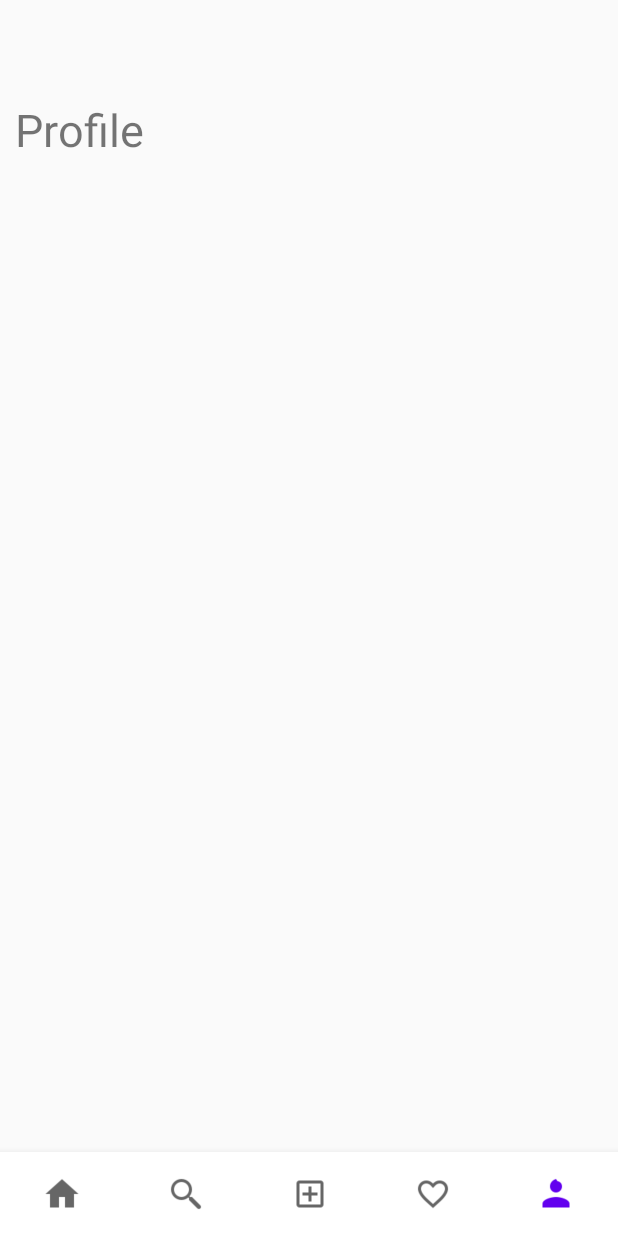
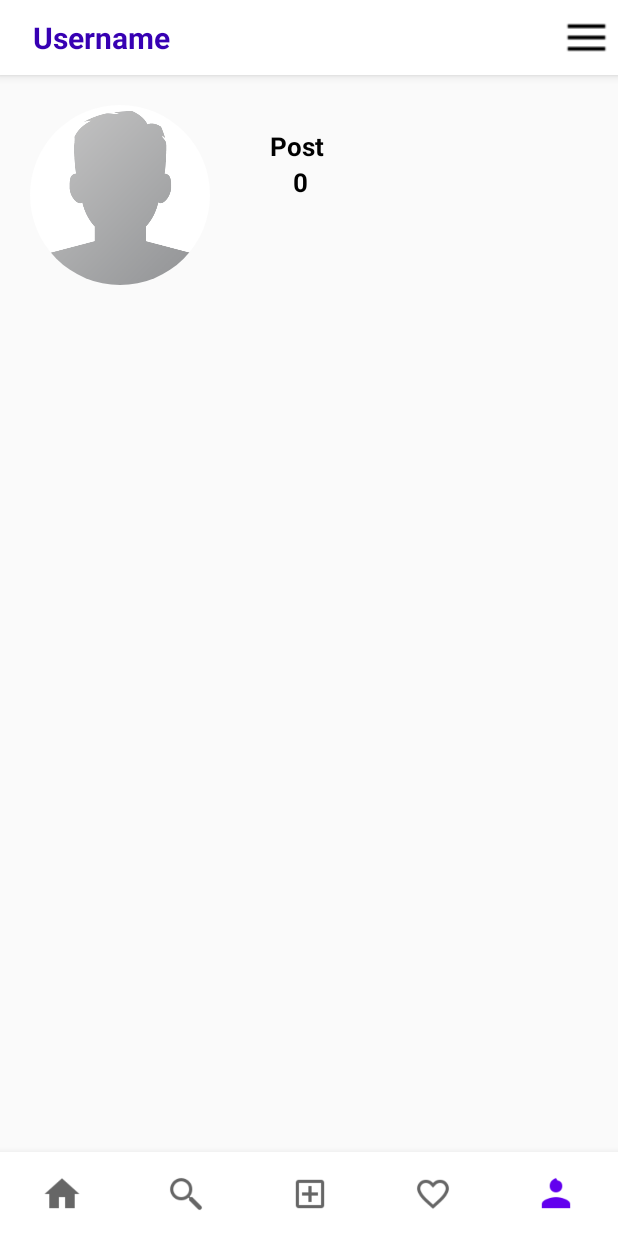
Before and after one commit to vickyvarianda/Diffosibel, an Android app: the screen it shows after launch (MainActivity), item 5 of the bottom bar chosen, on a phone screen of 412 x 824 dp. Run offline under Robolectric (Android 15) with nearby library versions, the phone set to English and light mode, and no system bars; our stand-ins replace CircleImageView, navigation-ui.

Commit message:
step 2-perkembangan

```diff
--- a/app/src/main/AndroidManifest.xml
+++ b/app/src/main/AndroidManifest.xml
@@ -9,8 +9,11 @@
         android:roundIcon="@mipmap/ic_launcher_round"
         android:supportsRtl="true"
         android:theme="@style/Theme.GeticApp">
+        <activity android:name=".MainActivity"
+            android:windowSoftInputMode="adjustPan"
+            ></activity>
         <activity
-            android:name=".MainActivity"
+            android:name=".SplashActivity"
             android:label="@string/app_name">
             <intent-filter>
                 <action android:name="android.intent.action.MAIN" />
--- /dev/null
+++ b/app/src/main/java/com/example/geticapp/AddFragment.kt
@@ -0,0 +1,59 @@
+package com.example.geticapp
+
+import android.os.Bundle
+import androidx.fragment.app.Fragment
+import android.view.LayoutInflater
+import android.view.View
+import android.view.ViewGroup
+
+// TODO: Rename parameter arguments, choose names that match
+// the fragment initialization parameters, e.g. ARG_ITEM_NUMBER
+private const val ARG_PARAM1 = "param1"
+private const val ARG_PARAM2 = "param2"
+
+/**
+ * A simple [Fragment] subclass.
+ * Use the [AddFragment.newInstance] factory method to
+ * create an instance of this fragment.
+ */
+class AddFragment : Fragment() {
+    // TODO: Rename and change types of parameters
+    private var param1: String? = null
+    private var param2: String? = null
+
+    override fun onCreate(savedInstanceState: Bundle?) {
+        super.onCreate(savedInstanceState)
+        arguments?.let {
+            param1 = it.getString(ARG_PARAM1)
+            param2 = it.getString(ARG_PARAM2)
+        }
+    }
+
+    override fun onCreateView(
+        inflater: LayoutInflater, container: ViewGroup?,
+        savedInstanceState: Bundle?
+    ): View? {
+        // Inflate the layout for this fragment
+        return inflater.inflate(R.layout.fragment_add, container, false)
+    }
+
+    companion object {
+        /**
+         * Use this factory method to create a new instance of
+         * this fragment using the provided parameters.
+         *
+         * @param param1 Parameter 1.
+         * @param param2 Parameter 2.
+         * @return A new instance of fragment AddFragment.
+         */
+        // TODO: Rename and change types and number of parameters
+        @JvmStatic
+        fun newInstance(param1: String, param2: String) =
+            AddFragment().apply {
+                arguments = Bundle().apply {
+                    putString(ARG_PARAM1, param1)
+                    putString(ARG_PARAM2, param2)
+                }
+            }
+    }
+}
--- /dev/null
+++ b/app/src/main/java/com/example/geticapp/HomeFragment.kt
@@ -0,0 +1,59 @@
+package com.example.geticapp
+
+import android.os.Bundle
+import androidx.fragment.app.Fragment
+import android.view.LayoutInflater
+import android.view.View
+import android.view.ViewGroup
+
+// TODO: Rename parameter arguments, choose names that match
+// the fragment initialization parameters, e.g. ARG_ITEM_NUMBER
+private const val ARG_PARAM1 = "param1"
+private const val ARG_PARAM2 = "param2"
+
+/**
+ * A simple [Fragment] subclass.
+ * Use the [HomeFragment.newInstance] factory method to
+ * create an instance of this fragment.
+ */
+class HomeFragment : Fragment() {
+    // TODO: Rename and change types of parameters
+    private var param1: String? = null
+    private var param2: String? = null
+
+    override fun onCreate(savedInstanceState: Bundle?) {
+        super.onCreate(savedInstanceState)
+        arguments?.let {
+            param1 = it.getString(ARG_PARAM1)
+            param2 = it.getString(ARG_PARAM2)
+        }
+    }
+
+    override fun onCreateView(
+        inflater: LayoutInflater, container: ViewGroup?,
+        savedInstanceState: Bundle?
+    ): View? {
+        // Inflate the layout for this fragment
+        return inflater.inflate(R.layout.fragment_home, container, false)
+    }
+
+    companion object {
+        /**
+         * Use this factory method to create a new instance of
+         * this fragment using the provided parameters.
+         *
+         * @param param1 Parameter 1.
+         * @param param2 Parameter 2.
+         * @return A new instance of fragment HomeFragment.
+         */
+        // TODO: Rename and change types and number of parameters
+        @JvmStatic
+        fun newInstance(param1: String, param2: String) =
+            HomeFragment().apply {
+                arguments = Bundle().apply {
+                    putString(ARG_PARAM1, param1)
+                    putString(ARG_PARAM2, param2)
+                }
+            }
+    }
+}
--- a/app/src/main/java/com/example/geticapp/MainActivity.kt
+++ b/app/src/main/java/com/example/geticapp/MainActivity.kt
@@ -1,53 +1,56 @@
 package com.example.geticapp
 
 import android.os.Bundle
+import android.os.Handler
 import android.widget.TextView
+import android.widget.Toast
 import com.google.android.material.bottomnavigation.BottomNavigationView
 import androidx.appcompat.app.AppCompatActivity
+import androidx.fragment.app.Fragment
 import androidx.navigation.findNavController
 import androidx.navigation.ui.AppBarConfiguration
 import androidx.navigation.ui.setupActionBarWithNavController
 import androidx.navigation.ui.setupWithNavController
+import kotlinx.android.synthetic.main.activity_main.*
 
 class MainActivity : AppCompatActivity() {
 
-    private lateinit var textview: TextView
-
-    private val onNavigationItemSelectedListener = BottomNavigationView.OnNavigationItemSelectedListener { item ->
-        when (item.itemId) {
-            R.id.nav_home -> {
-                textview.setText("Home")
-                return@OnNavigationItemSelectedListener true
-            }
-            R.id.nav_search -> {
-                textview.setText("Search")
-                return@OnNavigationItemSelectedListener true
-            }
-            R.id.nav_add_post -> {
-                textview.setText("Add Post")
-                return@OnNavigationItemSelectedListener true
-            }
-            R.id.nav_notifications -> {
-                textview.setText("Notifications")
-                return@OnNavigationItemSelectedListener true
-            }
-            R.id.nav_profile -> {
-                textview.setText("Profile")
-                return@OnNavigationItemSelectedListener true
-            }
-        }
-
-        false
-    }
+    private val homeFragment = HomeFragment()
+    private val addFragment = AddFragment()
+    private val notificationFragment = NotificationFragment()
+    private val profileFragment = ProfileFragment()
+    private val searchFragment = SearchFragment()
+    private var doubleBackToExitPressedOnce = false
 
     override fun onCreate(savedInstanceState: Bundle?) {
         super.onCreate(savedInstanceState)
         setContentView(R.layout.activity_main)
+        replaceFragment(homeFragment)
+        nav_view.setOnNavigationItemSelectedListener {
+            when (it.itemId) {
+                R.id.nav_home -> replaceFragment(homeFragment)
+                R.id.nav_add_post -> replaceFragment(addFragment)
+                R.id.nav_notifications -> replaceFragment(notificationFragment)
+                R.id.nav_profile -> replaceFragment(profileFragment)
+                R.id.nav_search -> replaceFragment(searchFragment)
+            }
+            true
+        }
+    }
+    private fun replaceFragment(fragment: Fragment){
+        val transaction = supportFragmentManager.beginTransaction()
+        transaction.replace(R.id.fragment_container, fragment)
+        transaction.commit()
+    }
+    @Override
+    override fun onBackPressed(){
+        if (doubleBackToExitPressedOnce){
+            super.onBackPressed()
+            return
+        }
+        this.doubleBackToExitPressedOnce = true
+        Toast.makeText(this, "Please click BACK again to exit", Toast.LENGTH_SHORT).show()
 
-        val navView: BottomNavigationView = findViewById(R.id.nav_view)
-        textview = findViewById(R.id.message)
-        navView.setOnNavigationItemSelectedListener(onNavigationItemSelectedListener)
-
-
+        Handler().postDelayed(Runnable { doubleBackToExitPressedOnce = false }, 2000)
     }
 }
--- /dev/null
+++ b/app/src/main/java/com/example/geticapp/NotificationFragment.kt
@@ -0,0 +1,59 @@
+package com.example.geticapp
+
+import android.os.Bundle
+import androidx.fragment.app.Fragment
+import android.view.LayoutInflater
+import android.view.View
+import android.view.ViewGroup
+
+// TODO: Rename parameter arguments, choose names that match
+// the fragment initialization parameters, e.g. ARG_ITEM_NUMBER
+private const val ARG_PARAM1 = "param1"
+private const val ARG_PARAM2 = "param2"
+
+/**
+ * A simple [Fragment] subclass.
+ * Use the [NotificationFragment.newInstance] factory method to
+ * create an instance of this fragment.
+ */
+class NotificationFragment : Fragment() {
+    // TODO: Rename and change types of parameters
+    private var param1: String? = null
+    private var param2: String? = null
+
+    override fun onCreate(savedInstanceState: Bundle?) {
+        super.onCreate(savedInstanceState)
+        arguments?.let {
+            param1 = it.getString(ARG_PARAM1)
+            param2 = it.getString(ARG_PARAM2)
+        }
+    }
+
+    override fun onCreateView(
+        inflater: LayoutInflater, container: ViewGroup?,
+        savedInstanceState: Bundle?
+    ): View? {
+        // Inflate the layout for this fragment
+        return inflater.inflate(R.layout.fragment_notification, container, false)
+    }
+
+    companion object {
+        /**
+         * Use this factory method to create a new instance of
+         * this fragment using the provided parameters.
+         *
+         * @param param1 Parameter 1.
+         * @param param2 Parameter 2.
+         * @return A new instance of fragment NotificationFragment.
+         */
+        // TODO: Rename and change types and number of parameters
+        @JvmStatic
+        fun newInstance(param1: String, param2: String) =
+            NotificationFragment().apply {
+                arguments = Bundle().apply {
+                    putString(ARG_PARAM1, param1)
+                    putString(ARG_PARAM2, param2)
+                }
+            }
+    }
+}
--- /dev/null
+++ b/app/src/main/java/com/example/geticapp/ProfileFragment.kt
@@ -0,0 +1,59 @@
+package com.example.geticapp
+
+import android.os.Bundle
+import androidx.fragment.app.Fragment
+import android.view.LayoutInflater
+import android.view.View
+import android.view.ViewGroup
+
+// TODO: Rename parameter arguments, choose names that match
+// the fragment initialization parameters, e.g. ARG_ITEM_NUMBER
+private const val ARG_PARAM1 = "param1"
+private const val ARG_PARAM2 = "param2"
+
+/**
+ * A simple [Fragment] subclass.
+ * Use the [ProfileFragment.newInstance] factory method to
+ * create an instance of this fragment.
+ */
+class ProfileFragment : Fragment() {
+    // TODO: Rename and change types of parameters
+    private var param1: String? = null
+    private var param2: String? = null
+
+    override fun onCreate(savedInstanceState: Bundle?) {
+        super.onCreate(savedInstanceState)
+        arguments?.let {
+            param1 = it.getString(ARG_PARAM1)
+            param2 = it.getString(ARG_PARAM2)
+        }
+    }
+
+    override fun onCreateView(
+        inflater: LayoutInflater, container: ViewGroup?,
+        savedInstanceState: Bundle?
+    ): View? {
+        // Inflate the layout for this fragment
+        return inflater.inflate(R.layout.fragment_profile, container, false)
+    }
+
+    companion object {
+        /**
+         * Use this factory method to create a new instance of
+         * this fragment using the provided parameters.
+         *
+         * @param param1 Parameter 1.
+         * @param param2 Parameter 2.
+         * @return A new instance of fragment ProfileFragment.
+         */
+        // TODO: Rename and change types and number of parameters
+        @JvmStatic
+        fun newInstance(param1: String, param2: String) =
+            ProfileFragment().apply {
+                arguments = Bundle().apply {
+                    putString(ARG_PARAM1, param1)
+                    putString(ARG_PARAM2, param2)
+                }
+            }
+    }
+}
--- /dev/null
+++ b/app/src/main/java/com/example/geticapp/SearchFragment.kt
@@ -0,0 +1,59 @@
+package com.example.geticapp
+
+import android.os.Bundle
+import androidx.fragment.app.Fragment
+import android.view.LayoutInflater
+import android.view.View
+import android.view.ViewGroup
+
+// TODO: Rename parameter arguments, choose names that match
+// the fragment initialization parameters, e.g. ARG_ITEM_NUMBER
+private const val ARG_PARAM1 = "param1"
+private const val ARG_PARAM2 = "param2"
+
+/**
+ * A simple [Fragment] subclass.
+ * Use the [SearchFragment.newInstance] factory method to
+ * create an instance of this fragment.
+ */
+class SearchFragment : Fragment() {
+    // TODO: Rename and change types of parameters
+    private var param1: String? = null
+    private var param2: String? = null
+
+    override fun onCreate(savedInstanceState: Bundle?) {
+        super.onCreate(savedInstanceState)
+        arguments?.let {
+            param1 = it.getString(ARG_PARAM1)
+            param2 = it.getString(ARG_PARAM2)
+        }
+    }
+
+    override fun onCreateView(
+        inflater: LayoutInflater, container: ViewGroup?,
+        savedInstanceState: Bundle?
+    ): View? {
+        // Inflate the layout for this fragment
+        return inflater.inflate(R.layout.fragment_search, container, false)
+    }
+
+    companion object {
+        /**
+         * Use this factory method to create a new instance of
+         * this fragment using the provided parameters.
+         *
+         * @param param1 Parameter 1.
+         * @param param2 Parameter 2.
+         * @return A new instance of fragment SearchFragment.
+         */
+        // TODO: Rename and change types and number of parameters
+        @JvmStatic
+        fun newInstance(param1: String, param2: String) =
+            SearchFragment().apply {
+                arguments = Bundle().apply {
+                    putString(ARG_PARAM1, param1)
+                    putString(ARG_PARAM2, param2)
+                }
+            }
+    }
+}
--- /dev/null
+++ b/app/src/main/java/com/example/geticapp/SplashActivity.kt
@@ -0,0 +1,25 @@
+package com.example.geticapp
+
+import android.content.Intent
+import androidx.appcompat.app.AppCompatActivity
+import android.os.Bundle
+import android.os.Handler
+import kotlinx.coroutines.delay
+
+class SplashActivity : AppCompatActivity() {
+
+    lateinit var handler: Handler
+    override fun onCreate(savedInstanceState: Bundle?) {
+        super.onCreate(savedInstanceState)
+        setContentView(R.layout.activity_splash)
+
+        handler = Handler()
+        handler.postDelayed({
+
+            val inten = Intent(this, MainActivity::class.java)
+            startActivity(inten)
+            finish()
+
+        }, 2000)
+    }
+}
--- a/app/src/main/res/layout/activity_main.xml
+++ b/app/src/main/res/layout/activity_main.xml
@@ -1,10 +1,11 @@
 <?xml version="1.0" encoding="utf-8"?>
-<RelativeLayout xmlns:app="http://schemas.android.com/apk/res-auto"
+<androidx.constraintlayout.widget.ConstraintLayout xmlns:app="http://schemas.android.com/apk/res-auto"
     xmlns:android="http://schemas.android.com/apk/res/android"
+    xmlns:tools="http://schemas.android.com/tools"
     android:id="@+id/container"
     android:layout_width="match_parent"
     android:layout_height="match_parent"
-    android:paddingTop="?attr/actionBarSize">
+    >
 
     <com.google.android.material.bottomnavigation.BottomNavigationView
         android:id="@+id/nav_view"
@@ -12,16 +13,22 @@
         android:layout_height="wrap_content"
         android:background="@android:color/white"
         android:layout_alignParentBottom="true"
+        app:layout_constraintBottom_toBottomOf="parent"
+        app:layout_constraintLeft_toLeftOf="parent"
+        app:layout_constraintRight_toRightOf="parent"
         app:menu="@menu/bottom_nav_menu"
-        app:labelVisibilityMode="unlabeled"/>
+        app:labelVisibilityMode="unlabeled"
+        app:itemIconSize="25dp"/>
 
-    <com.google.android.material.textview.MaterialTextView
-        android:id="@+id/message"
+    <FrameLayout
+        android:id="@+id/fragment_container"
         android:layout_width="match_parent"
-        android:layout_height="wrap_content"
-        android:layout_marginStart="10dp"
-        android:layout_marginTop="10dp"
-        android:text="@string/home"
-        android:textSize="30sp" />
+        android:layout_height="0dp"
+        app:layout_constraintEnd_toEndOf="parent"
+        app:layout_constraintHorizontal_bias="0.0"
+        app:layout_constraintLeft_toLeftOf="parent"
+        app:layout_constraintRight_toRightOf="parent"
+        app:layout_constraintStart_toStartOf="parent"
+        app:layout_constraintTop_toTopOf="parent" />
 
-</RelativeLayout>
+</androidx.constraintlayout.widget.ConstraintLayout>
--- /dev/null
+++ b/app/src/main/res/layout/fragment_profile.xml
@@ -0,0 +1,128 @@
+<?xml version="1.0" encoding="utf-8"?>
+<RelativeLayout xmlns:android="http://schemas.android.com/apk/res/android"
+    xmlns:tools="http://schemas.android.com/tools"
+    android:layout_width="match_parent"
+    android:layout_height="match_parent"
+    xmlns:app="http://schemas.android.com/apk/res-auto"
+    tools:context=".ProfileFragment">
+
+    <com.google.android.material.appbar.AppBarLayout
+        android:layout_width="match_parent"
+        android:layout_height="wrap_content"
+        android:id="@+id/app_bar_layout_profile_frag"
+        android:background="@android:color/white"
+        >
+
+        <androidx.appcompat.widget.Toolbar
+            android:id="@+id/profile_toolbar"
+            android:layout_width="match_parent"
+            android:layout_height="50dp"
+            android:layout_marginRight="6dp"
+            android:layout_marginLeft="6dp"
+            android:background="@android:color/white"
+            >
+
+            <RelativeLayout
+                android:layout_width="match_parent"
+                android:layout_height="wrap_content">
+
+                <TextView
+                    android:id="@+id/profile_fragment_username"
+                    android:layout_width="match_parent"
+                    android:layout_height="wrap_content"
+                    android:text="Username"
+                    android:textSize="20sp"
+                    android:maxLines="1"
+                    android:textStyle="bold"
+                    android:textColor="@color/purple_700"
+                    android:layout_centerVertical="true"
+                    />
+
+                <ImageView
+                    android:id="@+id/options_view"
+                    android:layout_width="30dp"
+                    android:layout_height="30dp"
+                    android:src="@drawable/options"
+                    android:layout_alignParentEnd="true"
+                    android:layout_centerVertical="true"
+                    />
+
+            </RelativeLayout>
+
+        </androidx.appcompat.widget.Toolbar>
+
+    </com.google.android.material.appbar.AppBarLayout>
+
+    <ScrollView
+        android:id="@+id/scroll_view"
+        android:layout_width="match_parent"
+        android:layout_height="wrap_content"
+        android:layout_below="@+id/app_bar_layout_profile_frag"
+        >
+        <LinearLayout
+            android:layout_width="match_parent"
+            android:layout_height="wrap_content"
+            android:orientation="vertical"
+            >
+        <LinearLayout
+            android:id="@+id/top_bar"
+            android:layout_width="match_parent"
+            android:layout_height="wrap_content"
+            android:orientation="horizontal"
+            android:padding="20dp"
+            >
+            <de.hdodenhof.circleimageview.CircleImageView
+                android:id="@+id/pro_image_profile_frag"
+                android:layout_width="120dp"
+                android:layout_height="120dp"
+                android:src="@drawable/profile"
+                />
+            <LinearLayout
+                android:layout_width="200dp"
+                android:layout_height="100dp"
+                android:layout_marginLeft="40dp"
+                android:layout_marginTop="15dp"
+                android:orientation="vertical"
+                >
+                <LinearLayout
+                    android:layout_width="200dp"
+                    android:layout_height="100dp"
+                    android:gravity="center"
+                    android:orientation="horizontal"
+                    >
+                    <LinearLayout
+                        android:layout_width="200dp"
+                        android:layout_height="100dp"
+                        android:orientation="vertical"
+                        >
+                        <TextView
+                            android:layout_width="wrap_content"
+                            android:layout_height="wrap_content"
+                            android:text="Post"
+                            android:textSize="17dp"
+                            android:textStyle="bold"
+                            android:textColor="@color/black"
+                            />
+                        <TextView
+                            android:id="@+id/total_posts"
+                            android:layout_width="40dp"
+                            android:layout_height="wrap_content"
+                            android:gravity="center_horizontal"
+                            android:text="0"
+                            android:textSize="17dp"
+                            android:textStyle="bold"
+                            android:textColor="@color/black"
+                            />
+
+                    </LinearLayout>
+                </LinearLayout>
+            </LinearLayout>
+        </LinearLayout>
+        </LinearLayout>
+    </ScrollView>
+
+
+
+
+
+</RelativeLayout>
--- a/app/src/main/res/values/strings.xml
+++ b/app/src/main/res/values/strings.xml
@@ -4,4 +4,6 @@
     <string name="title_dashboard">Dashboard</string>
     <string name="title_notifications">Notifications</string>
     <string name="home">Home</string>
+    <!-- TODO: Remove or change this placeholder text -->
+    <string name="hello_blank_fragment">Hello blank fragment</string>
 </resources>
--- a/gradle.properties
+++ b/gradle.properties
@@ -6,7 +6,7 @@
 # http://www.gradle.org/docs/current/userguide/build_environment.html
 # Specifies the JVM arguments used for the daemon process.
 # The setting is particularly useful for tweaking memory settings.
-org.gradle.jvmargs=-Xmx2048m -Dfile.encoding=UTF-8
+org.gradle.jvmargs=-Xmx1024m -Dfile.encoding=UTF-8
 # When configured, Gradle will run in incubating parallel mode.
 # This option should only be used with decoupled projects. More details, visit
 # http://www.gradle.org/docs/current/userguide/multi_project_builds.html#sec:decoupled_projects
```
Also changed, not shown: app/build.gradle (+8 -0 lines), app/src/main/res/layout/activity_splash.xml (added, +16 -0 lines), app/src/main/res/layout/fragment_add.xml (added, +21 -0 lines), app/src/main/res/layout/fragment_home.xml (added, +57 -0 lines), app/src/main/res/layout/fragment_notification.xml (added, +21 -0 lines), app/src/main/res/layout/fragment_search.xml (added, +63 -0 lines), app/src/main/res/drawable/d.png (added), app/src/main/res/drawable/splash.jpg (added).
